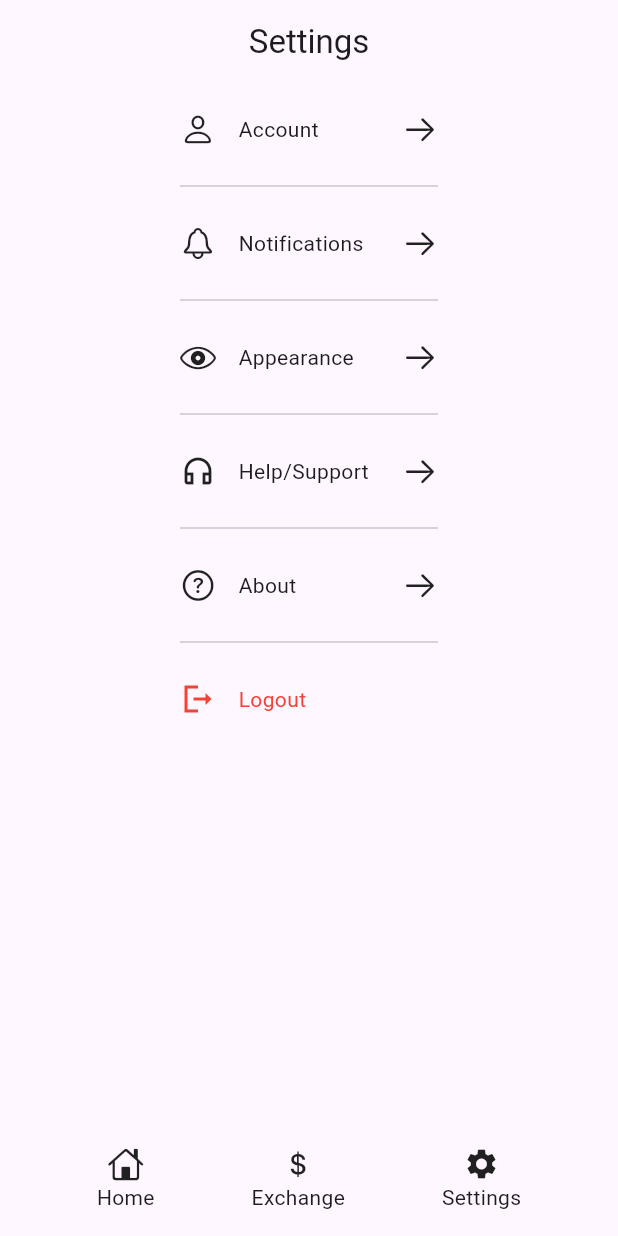
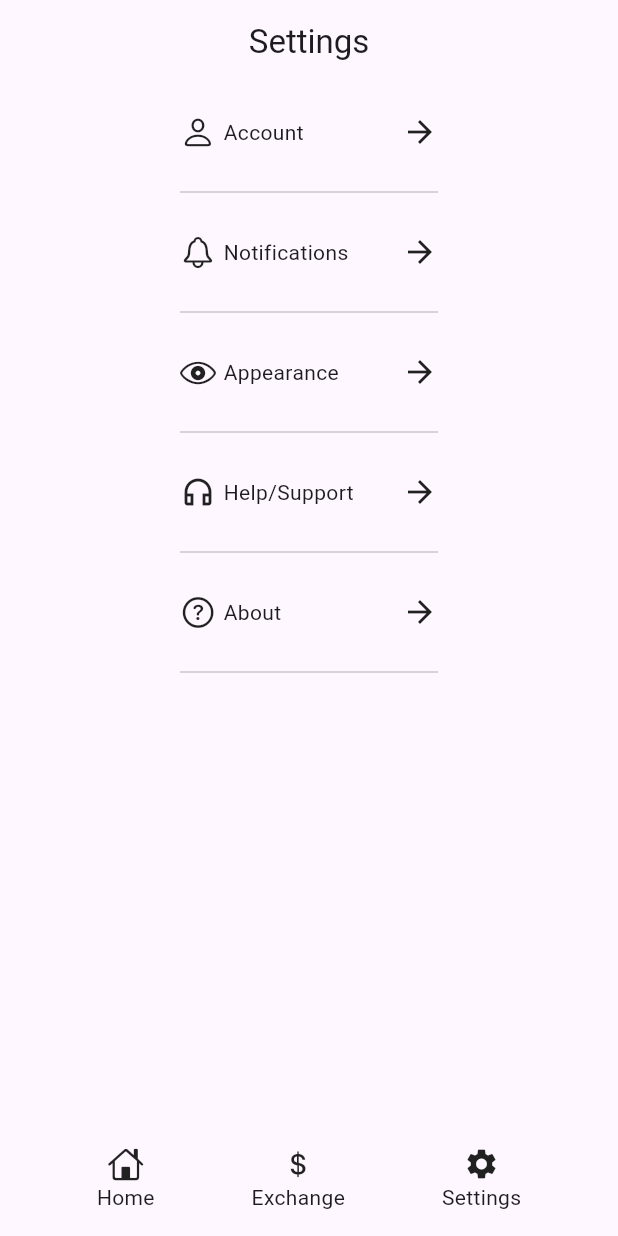
Before and after one commit to Yido1007/AnalysisRobo, a Flutter app: the SettingsScreen screen opened by its route, on a phone screen of 412 x 824 dp. Run offline on Flutter 3.47's test engine with Material 3 defaults, Android fonts, the phone set to English and light mode, and no system bars; our stand-ins replace flutter_bloc, gap, go_router, preload_page_view, shared_preferences; accounts and stored records are empty; network calls fail.

Commit message:
Created settings screen

```diff
--- /dev/null
+++ b/assets/lang/en.json
@@ -0,0 +1,3 @@
+{
+    "":""
+}
--- /dev/null
+++ b/assets/lang/tr.json
@@ -0,0 +1,3 @@
+{
+    "":""
+}
--- a/lib/core/routes.dart
+++ b/lib/core/routes.dart
@@ -1,3 +1,5 @@
+import 'package:analysisrobo/screens/client/notifications.dart';
+import 'package:analysisrobo/screens/client/themes.dart';
 import 'package:analysisrobo/screens/core/loader.dart';
 import 'package:go_router/go_router.dart';
 
@@ -47,5 +49,13 @@ final routes = GoRouter(
       path: '/contact',
       builder: (context, state) => const ContactScreen(),
     ),
+    GoRoute(
+      path: '/theme',
+      builder: (context, state) => const ThemeScreen(),
+    ),
+    GoRoute(
+      path: '/notification',
+      builder: (context, state) => const NotificationScreen(),
+    ),
   ],
 );
--- a/lib/screens/core/loader.dart
+++ b/lib/screens/core/loader.dart
@@ -22,10 +22,10 @@ class _LoaderScreenState extends State<LoaderScreen> {
     final firstLaunch = await storage.isFirstLaunch();
 
     if (firstLaunch) {
-      // cihazin gece gunduz moduna erismek
+      // access to device dark theme
       const darkMode = ThemeMode.system == ThemeMode.dark;
 
-      // cihazin varsayilan diline erismek
+      // access to device language
 
       await storage.setConfig(
           language: getDeviceLanguage(), darkMode: darkMode);
--- a/lib/screens/home.dart
+++ b/lib/screens/home.dart
@@ -3,7 +3,7 @@ import 'package:gap/gap.dart';
 import 'package:http/http.dart' as http;
 import 'dart:convert';
 
-import '../widgets/menu/downmenu.dart';
+import '../widgets/downmenu.dart';
 
 class HomeScreen extends StatefulWidget {
   const HomeScreen({super.key});
--- a/lib/screens/static/settings.dart
+++ b/lib/screens/static/settings.dart
@@ -1,8 +1,11 @@
-import 'package:analysisrobo/widgets/menu/downmenu.dart';
+import 'package:analysisrobo/bloc/client/client_cubit.dart';
+import 'package:analysisrobo/widgets/downmenu.dart';
 import 'package:flutter/cupertino.dart';
 import 'package:flutter/material.dart';
+import 'package:flutter_bloc/flutter_bloc.dart';
+import 'package:go_router/go_router.dart';
 
-import '../../widgets/page/settingsitem.dart';
+import '../../widgets/settingsitem.dart';
 
 class SettingsScreen extends StatefulWidget {
   const SettingsScreen({super.key});
@@ -12,6 +15,14 @@ class SettingsScreen extends StatefulWidget {
 }
 
 class _SettingsScreenState extends State<SettingsScreen> {
+  late ClientCubit clientCubit;
+
+  @override
+  void initState() {
+    super.initState();
+    clientCubit = context.read<ClientCubit>();
+  }
+
   @override
   Widget build(BuildContext context) {
     return Scaffold(
@@ -28,7 +39,7 @@ class _SettingsScreenState extends State<SettingsScreen> {
                   SettingsItem(
                     icon: CupertinoIcons.person,
                     title: "Account",
-                    onTap: () => "",
+                    onTap: () => GoRouter.of(context).push("/profile"),
                   ),
                   const Divider(
                     thickness: 1,
@@ -38,7 +49,7 @@ class _SettingsScreenState extends State<SettingsScreen> {
                   SettingsItem(
                     icon: CupertinoIcons.bell,
                     title: "Notifications",
-                    onTap: () => "",
+                    onTap: () => GoRouter.of(context).push("/notification"),
                   ),
                   const Divider(
                     thickness: 1,
@@ -48,7 +59,7 @@ class _SettingsScreenState extends State<SettingsScreen> {
                   SettingsItem(
                     icon: CupertinoIcons.eye,
                     title: "Appearance",
-                    onTap: () => "",
+                    onTap: () => GoRouter.of(context).push("/theme"),
                   ),
                   const Divider(
                     thickness: 1,
@@ -58,7 +69,7 @@ class _SettingsScreenState extends State<SettingsScreen> {
                   SettingsItem(
                     icon: Icons.headphones_outlined,
                     title: "Help/Support",
-                    onTap: () => "",
+                    onTap: () => GoRouter.of(context).push("/"),
                   ),
                   const Divider(
                     thickness: 1,
@@ -68,18 +79,13 @@ class _SettingsScreenState extends State<SettingsScreen> {
                   SettingsItem(
                     icon: CupertinoIcons.question_circle,
                     title: "About",
-                    onTap: () => "",
+                    onTap: () => GoRouter.of(context).push("/about"),
                   ),
                   const Divider(
                     thickness: 1,
                     indent: 120,
                     endIndent: 120,
                   ),
-                  LogoutItem(
-                    icon: Icons.logout_sharp,
-                    title: "Logout",
-                    onTap: () => "",
-                  )
                 ],
               ),
             ),
--- a/lib/widgets/page/settingsitem.dart
+++ /dev/null
@@ -1,85 +0,0 @@
-// ignore_for_file: file_names
-
-import 'package:flutter/cupertino.dart';
-import 'package:flutter/material.dart';
-
-import 'package:gap/gap.dart';
-
-class SettingsItem extends StatelessWidget {
-  final IconData icon;
-  final String title;
-  final Function() onTap;
-
-  const SettingsItem({
-    super.key,
-    required this.icon,
-    required this.title,
-    required this.onTap,
-  });
-
-  @override
-  Widget build(BuildContext context) {
-    return InkWell(
-      onTap: () => onTap,
-      child: Padding(
-        padding: const EdgeInsets.symmetric(horizontal: 120, vertical: 18),
-        child: Row(
-          mainAxisAlignment: MainAxisAlignment.spaceBetween,
-          children: [
-            Row(
-              children: [
-                Icon(icon),
-                const Gap(15),
-                Text(title),
-              ],
-            ),
-            const Icon(
-              CupertinoIcons.arrow_right,
-            ),
-          ],
-        ),
-      ),
-    );
-  }
-}
-
-class LogoutItem extends StatelessWidget {
-  final IconData icon;
-  final String title;
-  final Function() onTap;
-
-  const LogoutItem({
-    super.key,
-    required this.icon,
-    required this.title,
-    required this.onTap,
-  });
-
-  @override
-  Widget build(BuildContext context) {
-    return InkWell(
-      onTap: () => onTap,
-      child: Padding(
-        padding: const EdgeInsets.symmetric(horizontal: 120, vertical: 18),
-        child: Row(
-          mainAxisAlignment: MainAxisAlignment.spaceBetween,
-          children: [
-            Row(
-              children: [
-                Icon(
-                  icon,
-                  color: Colors.red,
-                ),
-                const Gap(15),
-                Text(
-                  title,
-                  style: const TextStyle(color: Colors.red),
-                ),
-              ],
-            ),
-          ],
-        ),
-      ),
-    );
-  }
-}
--- /dev/null
+++ b/lib/widgets/settingsitem.dart
@@ -0,0 +1,42 @@
+// ignore_for_file: file_names
+
+import 'package:flutter/cupertino.dart';
+import 'package:flutter/material.dart';
+
+import 'package:gap/gap.dart';
+
+class SettingsItem extends StatelessWidget {
+  final IconData icon;
+  final String title;
+  final Function() onTap;
+
+  const SettingsItem({
+    super.key,
+    required this.icon,
+    required this.title,
+    required this.onTap,
+  });
+
+  @override
+  Widget build(BuildContext context) {
+    return InkWell(
+      onTap: onTap,
+      child: Padding(
+        padding: const EdgeInsets.symmetric(horizontal: 120, vertical: 20),
+        child: Row(
+          mainAxisAlignment: MainAxisAlignment.spaceBetween,
+          children: [
+            Row(
+              children: [
+                Icon(icon),
+                const Gap(5),
+                Text(title),
+              ],
+            ),
+            const Icon(Icons.arrow_forward)
+          ],
+        ),
+      ),
+    );
+  }
+}
--- a/pubspec.yaml
+++ b/pubspec.yaml
@@ -30,3 +30,7 @@ dev_dependencies:
 
 flutter:
   uses-material-design: true
+  assets:
+    - assets/images/
+    - assets/lang/
+    - assets/icons/
```
Also changed, not shown: lib/main.dart (+12 -3 lines), lib/screens/client/notifications.dart (added, +15 -0 lines), lib/screens/client/themes.dart (added, +15 -0 lines), lib/screens/static/boarding.dart (+9 -17 lines), assets/icons/turkey.png (added), assets/icons/usa.png (added), lib/widgets/boardingitem.dart (renamed from lib/widgets/page/boardingitem.dart), lib/widgets/downmenu.dart (renamed from lib/widgets/menu/downmenu.dart), 1 other file.
